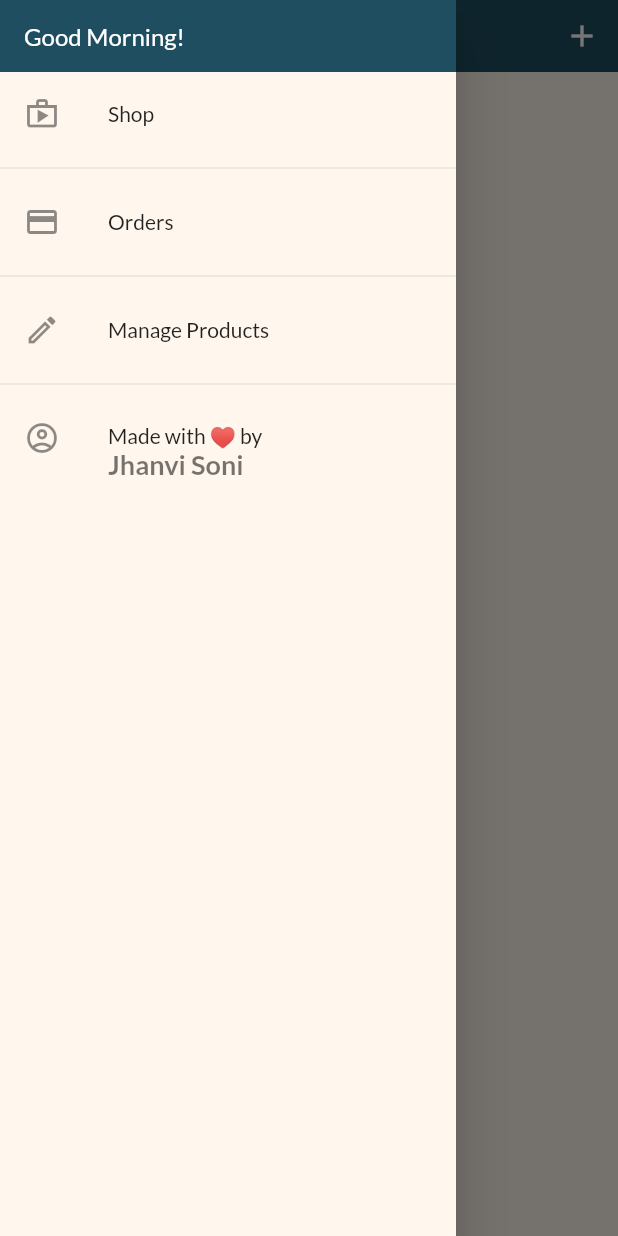
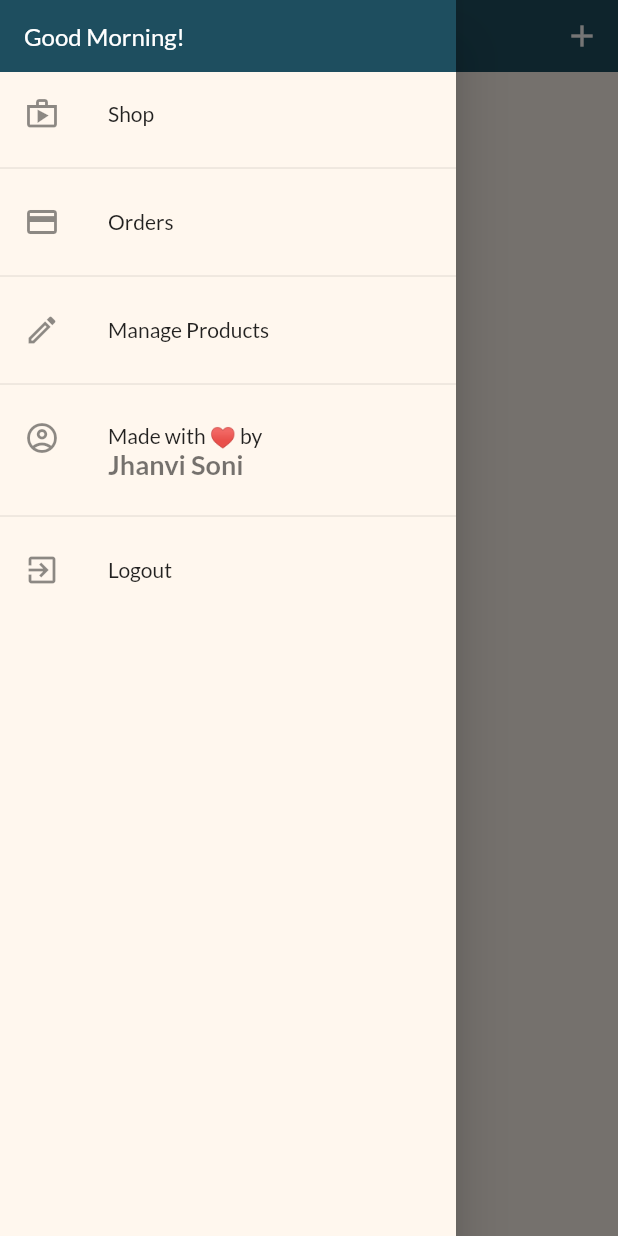
Before and after one commit to jhanvi1061/Shop-App, a Flutter app: the UserProductsScreen screen opened by its route, with the side drawer open, on a phone screen of 412 x 824 dp. Run offline on Flutter 3.47's test engine with Material 2 defaults, Android fonts, the phone set to English and light mode, and no system bars; network calls fail.

Commit message:
logout functionality

```diff
--- a/lib/widgets/app_drawer.dart
+++ b/lib/widgets/app_drawer.dart
@@ -1,4 +1,6 @@
 import 'package:flutter/material.dart';
+import 'package:provider/provider.dart';
+import 'package:shop_app/providers/auth.dart';
 
 import '../screens/user_products_screen.dart';
 import '../screens/orders_screen.dart';
@@ -64,6 +66,15 @@ class AppDrawer extends StatelessWidget {
               ),
             ),
           ),
+          const Divider(),
+          ListTile(
+            leading: const Icon(Icons.exit_to_app_outlined),
+            title: const Text("Logout"),
+            onTap: () {
+              Navigator.of(context).pop();
+              Provider.of<Auth>(context, listen: false).logout();
+            },
+          ),
         ],
       ),
     );
```
Also changed, not shown: lib/providers/auth.dart (+8 -0 lines).
